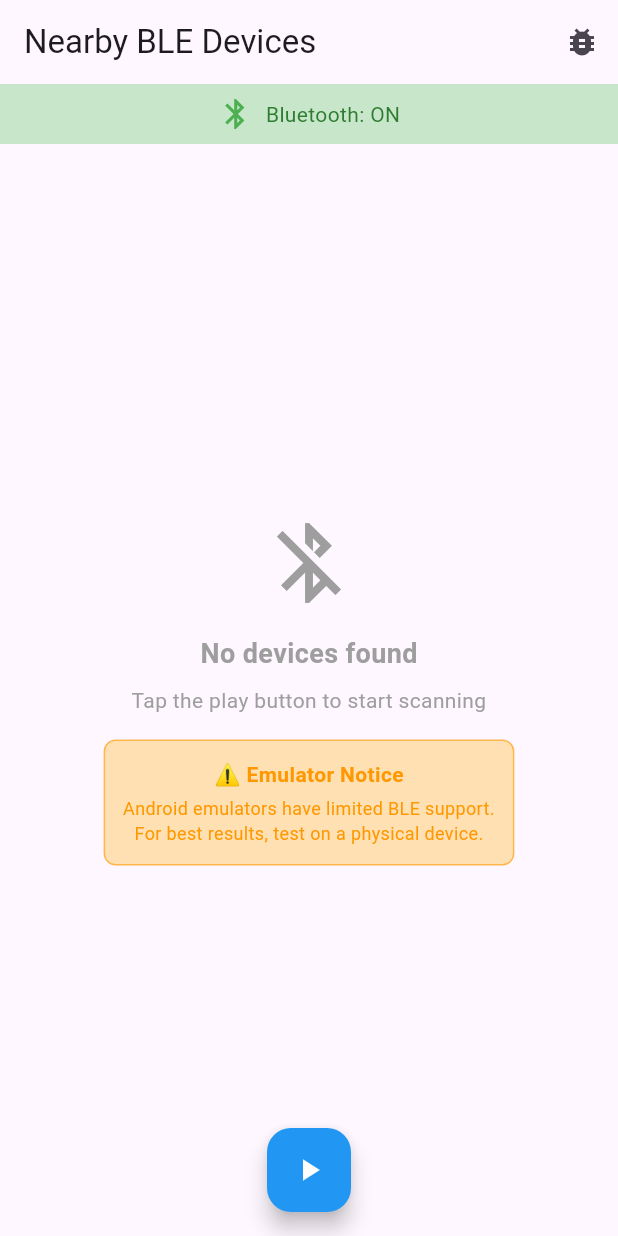
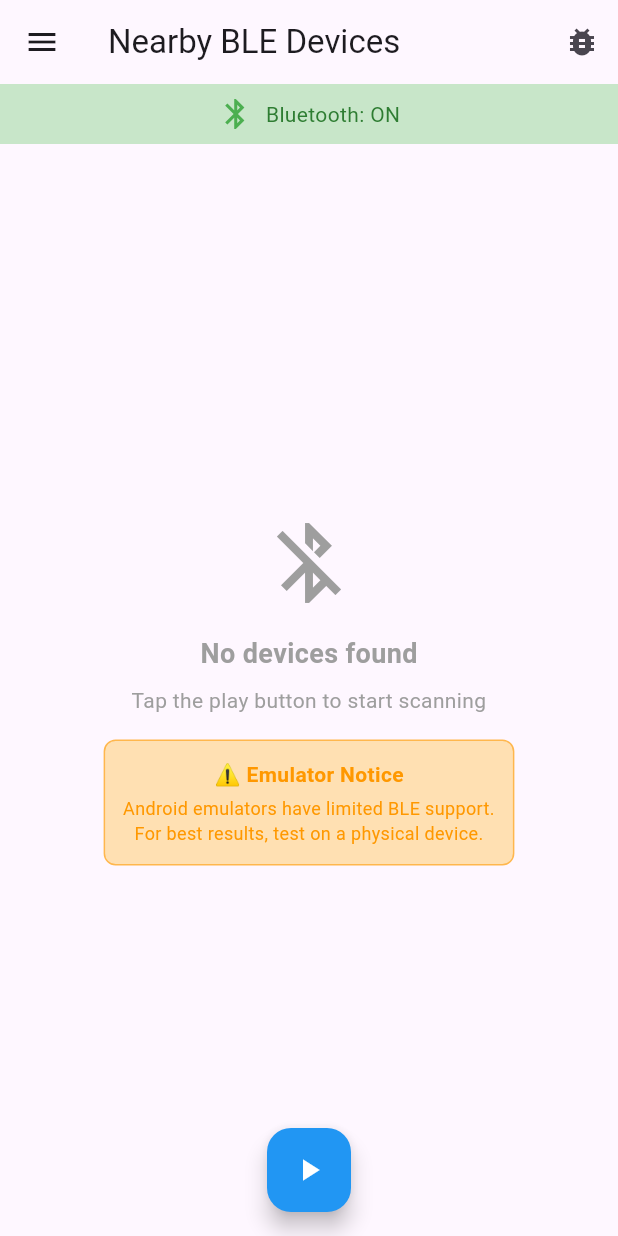
Before and after one commit to OpenGeoWorks/BLE-Measure, a Flutter app: the screen it shows after launch, on a phone screen of 412 x 824 dp. Run offline on Flutter 3.47's test engine with Material 3 defaults, Android fonts, the phone set to English and light mode, and no system bars; our stand-ins replace flutter_blue_plus, permission_handler.

Commit message:
:seedling: mobile menu with about

```diff
--- a/lib/screens/device_list_screen.dart
+++ b/lib/screens/device_list_screen.dart
@@ -3,6 +3,8 @@ import 'package:flutter_blue_plus/flutter_blue_plus.dart';
 import 'package:permission_handler/permission_handler.dart';
 import '../ble/ble_manager.dart';
 import 'home_screen.dart';
+import 'about_screen.dart';
+import 'dart:math';
 
 class DeviceListScreen extends StatefulWidget {
   const DeviceListScreen({super.key});
@@ -18,12 +20,20 @@ class _DeviceListScreenState extends State<DeviceListScreen> {
   bool hasPermissions = false;
   String? errorMessage;
   final BleManager bleManager = BleManager();
+  final String versionId = _generateVersionId();
 
   @override
   void initState() {
     super.initState();
     _checkBluetoothState();
     _requestPermissions();
+  }
+
+  static String _generateVersionId() {
+    final random = Random();
+    const chars = 'ABCDEFGHIJKLMNOPQRSTUVWXYZ0123456789';
+    return List.generate(12, (index) => chars[random.nextInt(chars.length)])
+        .join();
   }
 
   Future<void> _checkBluetoothState() async {
@@ -333,6 +343,107 @@ class _DeviceListScreenState extends State<DeviceListScreen> {
           ),
         ],
       ),
+      drawer: Drawer(
+        child: ListView(
+          padding: EdgeInsets.zero,
+          children: [
+            DrawerHeader(
+              decoration: BoxDecoration(
+                color: Colors.indigo,
+              ),
+              child: Column(
+                crossAxisAlignment: CrossAxisAlignment.start,
+                mainAxisAlignment: MainAxisAlignment.end,
+                children: [
+                  const Icon(
+                    Icons.bluetooth_searching,
+                    size: 48,
+                    color: Colors.white,
+                  ),
+                  const SizedBox(height: 12),
+                  const Text(
+                    'BLE Distance Tracker',
+                    style: TextStyle(
+                      color: Colors.white,
+                      fontSize: 20,
+                      fontWeight: FontWeight.bold,
+                    ),
+                  ),
+                  const SizedBox(height: 4),
+                  Text(
+                    'Version: $versionId',
+                    style: const TextStyle(
+                      color: Colors.white70,
+                      fontSize: 12,
+                    ),
+                  ),
+                ],
+              ),
+            ),
+            ListTile(
+              leading: const Icon(Icons.info_outline),
+              title: const Text('About'),
+              onTap: () {
+                Navigator.pop(context); // Close drawer
+                Navigator.push(
+                  context,
+                  MaterialPageRoute(
+                    builder: (context) => const AboutScreen(),
+                  ),
+                );
+              },
+            ),
+            ListTile(
+              leading: const Icon(Icons.favorite_outline),
+              title: const Text('Donation'),
+              onTap: () {
+                Navigator.pop(context); // Close drawer
+                // TODO: Add donation functionality
+                ScaffoldMessenger.of(context).showSnackBar(
+                  const SnackBar(
+                    content: Text('Donation feature coming soon!'),
+                    duration: Duration(seconds: 2),
+                  ),
+                );
+              },
+            ),
+            const Divider(),
+            Padding(
+              padding: const EdgeInsets.all(16.0),
+              child: Column(
+                crossAxisAlignment: CrossAxisAlignment.start,
+                children: [
+                  const Text(
+                    'Version ID',
+                    style: TextStyle(
+                      fontSize: 12,
+                      color: Colors.grey,
+                      fontWeight: FontWeight.bold,
+                    ),
+                  ),
+                  const SizedBox(height: 4),
+                  Container(
+                    padding: const EdgeInsets.all(8),
+                    decoration: BoxDecoration(
+                      color: Colors.grey.shade100,
+                      borderRadius: BorderRadius.circular(6),
+                      border: Border.all(color: Colors.grey.shade300),
+                    ),
+                    child: Text(
+                      versionId,
+                      style: const TextStyle(
+                        fontFamily: 'monospace',
+                        fontSize: 14,
+                        fontWeight: FontWeight.w600,
+                      ),
+                    ),
+                  ),
+                ],
+              ),
+            ),
+          ],
+        ),
+      ),
       body: Column(
         children: [
           // Status indicators
```
Also changed, not shown: lib/screens/about_screen.dart (added, +371 -0 lines).
